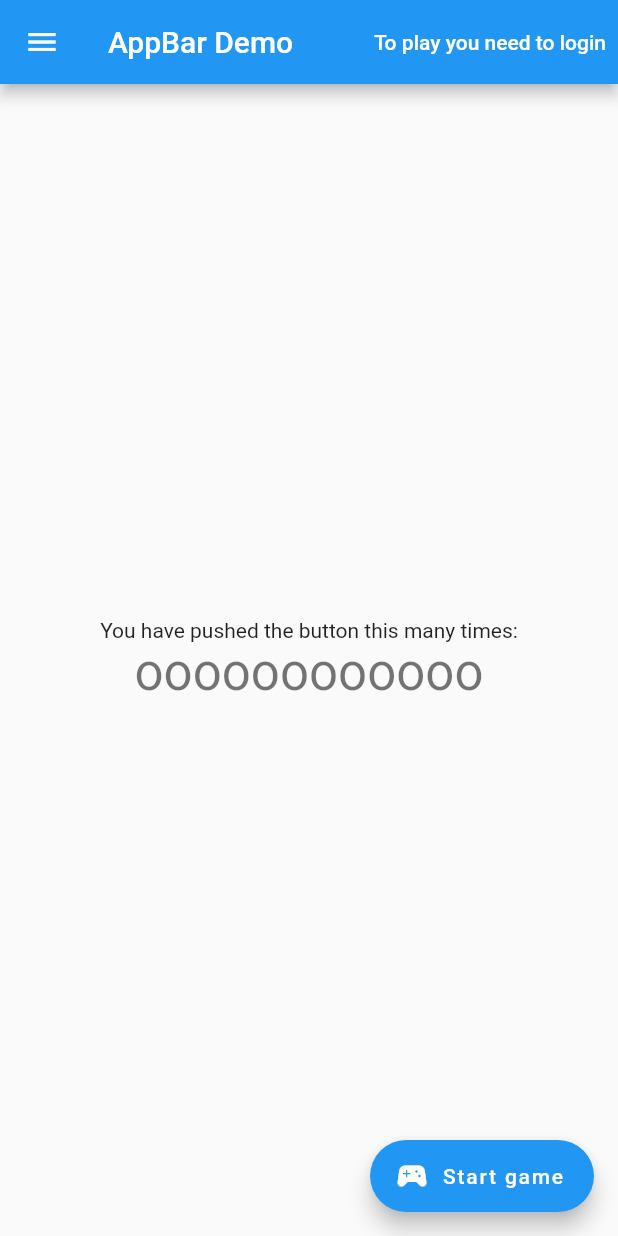
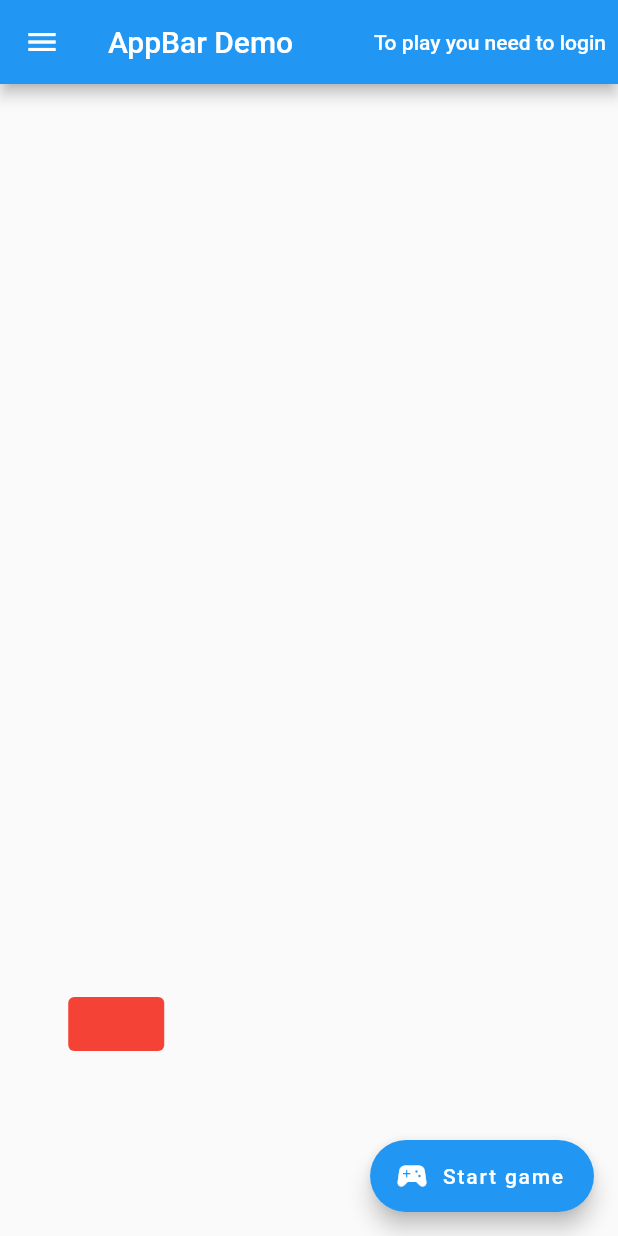
Before and after one commit to mmskl/aplikacje-mobilne-30900147, a Flutter app: the screen it shows after launch, on a phone screen of 412 x 824 dp. Run offline on Flutter 3.47's test engine with Material 2 defaults, Android fonts, the phone set to English and light mode, and no system bars.

Commit message:
Show red button at random position

```diff
--- a/lib/main.dart
+++ b/lib/main.dart
@@ -1,6 +1,7 @@
 import 'package:flutter/material.dart';
 import 'dart:developer' as developer;
 import 'dart:collection';
+import 'dart:math';
 
 void main() => runApp(App());
 
@@ -125,6 +126,15 @@ class _GameState extends State<Game> {
       main_message =  "To play you need to login";
     }
 
+
+    double height = (MediaQuery.of(context).size.height);
+    double width = (MediaQuery.of(context).size.width);
+
+    var rng = Random();
+    double wrand = rng.nextDouble() * width;
+    double hrand = rng.nextDouble() * height;
+
+
     return Scaffold(
       appBar: AppBar(
         title: const Text('AppBar Demo'),
@@ -137,23 +147,25 @@ class _GameState extends State<Game> {
         ],
       ),
       drawer: NavDrawer(),
-      body: Center(
-        // Center is a layout widget. It takes a single child and positions it
-        // in the middle of the parent.
-        child: Column(
-          mainAxisAlignment: MainAxisAlignment.center,
-          children: <Widget>[
-            const Text(
-              'You have pushed the button this many times:',
+      body: Container(
+        child: Stack(
+          children: [
+            Positioned(
+              top: hrand,
+              left: wrand,
+              child: TextButton(
+                child: Text('      '),
+                onPressed: () { print('Pressed'); },
+                style: TextButton.styleFrom(
+                         primary: Colors.red,
+                         backgroundColor: Colors.red,
+                         onSurface: Colors.red,
+                       ),
+              ),
             ),
-            Text(
-              'oooooooooooo',
-              style: Theme.of(context).textTheme.headline4,
-            ),
-          ],
-        ),
+          ]
+        )
       ),
-
       floatingActionButton: Visibility(
         visible: _showButton(),
         child:  FloatingActionButton.extended(
```
